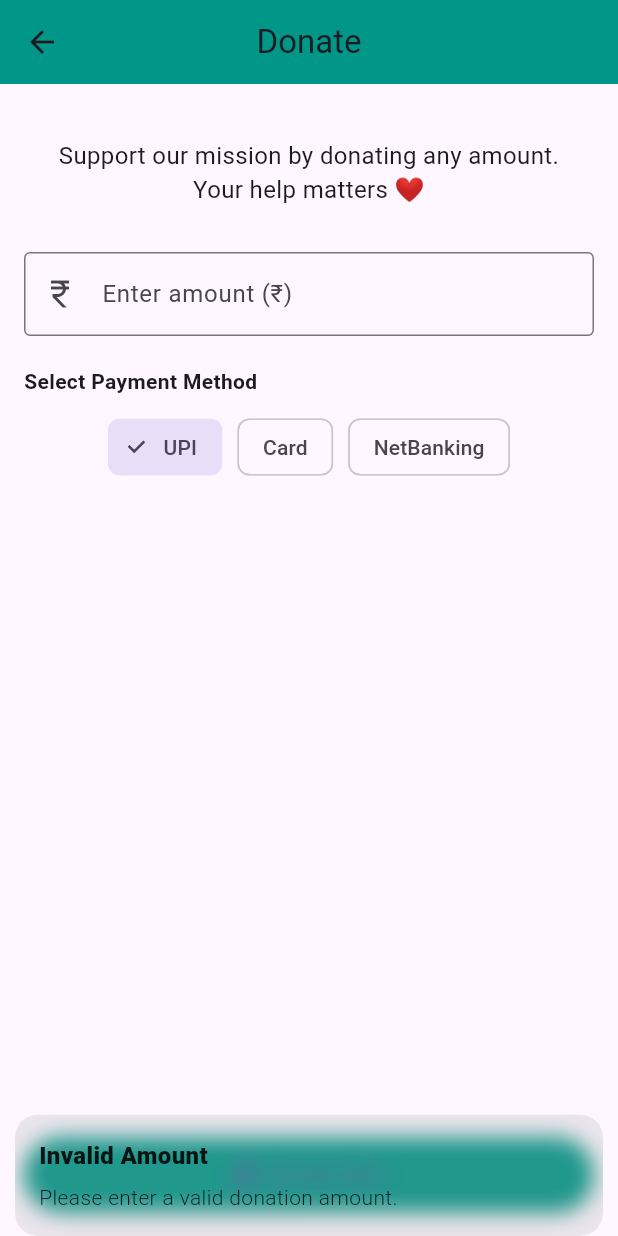
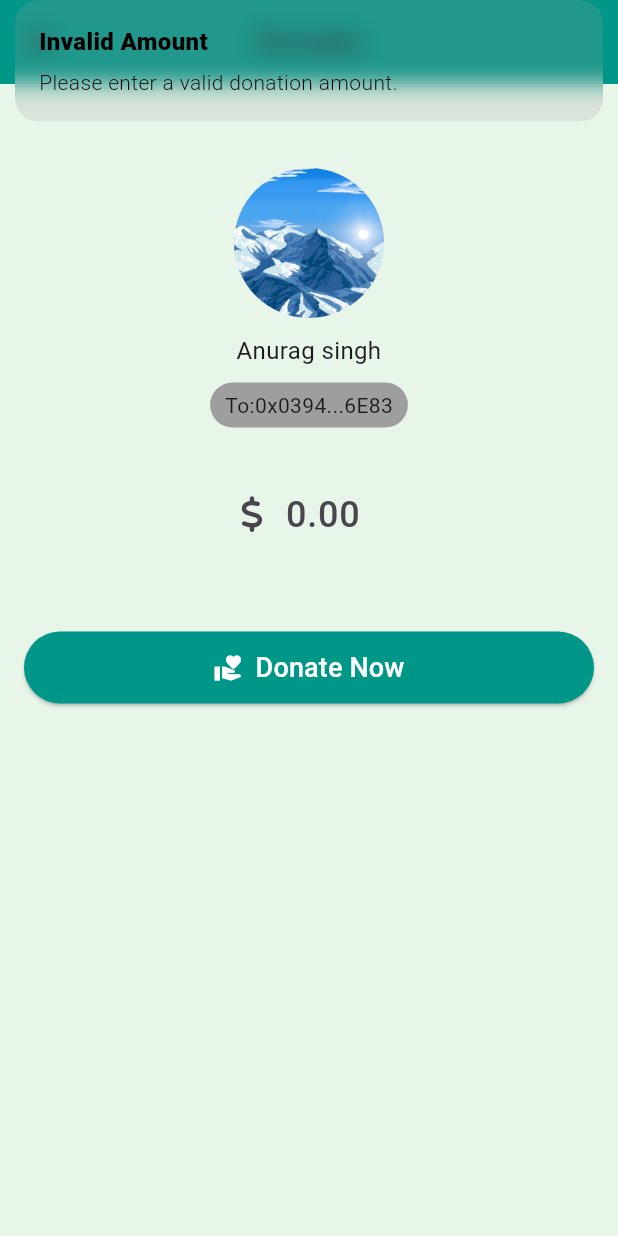
Before and after one commit to hawkaii/TrustLink, a Flutter app: the DonationPage screen opened directly, after a tap on "Donate Now", on a phone screen of 412 x 824 dp. Run offline on Flutter 3.47's test engine with Material 3 defaults, Android fonts, the light colour scheme and no system bars; our stand-ins replace cached_network_image, dio, flutter_screenutil, flutter_svg, fluttertoast, font_awesome_flutter and 7 more; missing offline and left inert: flutter_floating_bottom_bar; accounts and stored records are empty; project files that could hold a hidden picture were left out.

Commit message:
update feature

```diff
--- a/lib/view/profile/donation/dontation_page/donation_page.dart
+++ b/lib/view/profile/donation/dontation_page/donation_page.dart
@@ -1,5 +1,7 @@
 import 'package:flutter/material.dart';
+import 'package:font_awesome_flutter/font_awesome_flutter.dart';
 import 'package:get/get.dart';
+import 'package:trustlink/res/assets/image_assets.dart';
 import 'package:trustlink/view/profile/donation/donatin_sucess/don_sucess.dart';
 
 class DonationPage extends StatefulWidget {
@@ -11,12 +13,11 @@ class DonationPage extends StatefulWidget {
 
 class _DonationPageState extends State<DonationPage> {
   final TextEditingController _amountController = TextEditingController();
-  final List<String> paymentMethods = ['UPI', 'Card', 'NetBanking'];
-  String selectedMethod = 'UPI';
 
   @override
   Widget build(BuildContext context) {
     return Scaffold(
+      backgroundColor: Colors.green.shade50,
       appBar: AppBar(
         title: const Text("Donate"),
         centerTitle: true,
@@ -26,59 +27,83 @@ class _DonationPageState extends State<DonationPage> {
         padding: const EdgeInsets.all(16),
         child: Column(
           children: [
-            const SizedBox(height: 20),
+            const SizedBox(height: 40),
+            Container(
+              height: 100,
+              width: 100,
+              child: const CircleAvatar(
+                backgroundImage: AssetImage(
+                  CustomImageAsset.mountains,
+                ),
+              ),
+            ),
+            const SizedBox(
+              height: 10,
+            ),
             const Text(
-              "Support our mission by donating any amount.\nYour help matters ❤️",
+              "Anurag singh",
+              // "Support our mission by donating any amount.\nYour help matters ❤️",
               textAlign: TextAlign.center,
               style: TextStyle(fontSize: 16),
             ),
-            const SizedBox(height: 30),
+            const SizedBox(height: 10),
+            Container(
+                decoration: BoxDecoration(
+                    color: Colors.grey,
+                    borderRadius: BorderRadius.circular(20)),
+                child: const Padding(
+                  padding:
+                      EdgeInsets.only(left: 10.0, right: 10, top: 5, bottom: 5),
+                  child: Text("To:0x0394...6E83"),
+                )),
+            const SizedBox(height: 20),
 
             // Amount Field
-            TextField(
-              controller: _amountController,
-              keyboardType: TextInputType.number,
-              decoration: const InputDecoration(
-                labelText: "Enter amount (₹)",
-                border: OutlineInputBorder(),
-                prefixIcon: Icon(Icons.currency_rupee),
+            Container(
+              width: 100,
+              child: Center(
+                child: TextField(
+                  controller: _amountController,
+                  keyboardType: TextInputType.number,
+                  style: const TextStyle(
+                      fontSize: 24,
+                      fontWeight: FontWeight.w500), // 👈 Large text
+                  decoration: const InputDecoration(
+                    hintText: " 0.00",
+
+                    //border: OutlineInputBorder(),
+                    prefixIcon: Icon(FontAwesomeIcons.dollarSign),
+                    prefixIconConstraints: const BoxConstraints(
+                      minWidth: 0.0,
+                    ),
+
+                    contentPadding:
+                        EdgeInsets.symmetric(vertical: 20.0, horizontal: 0.0),
+                    border: InputBorder.none,
+                  ),
+                ),
               ),
             ),
 
-            const SizedBox(height: 20),
+            const SizedBox(height: 40),
 
-            // Payment Method
-            Align(
-              alignment: Alignment.centerLeft,
-              child: Text(
-                "Select Payment Method",
-                style: TextStyle(fontWeight: FontWeight.bold),
-              ),
-            ),
-            const SizedBox(height: 10),
-            Wrap(
-              spacing: 10,
-              children: paymentMethods.map((method) {
-                return ChoiceChip(
-                  label: Text(method),
-                  selected: selectedMethod == method,
-                  onSelected: (_) {
-                    setState(() => selectedMethod = method);
-                  },
-                );
-              }).toList(),
-            ),
-
-            const Spacer(),
+            //const Spacer(),
 
             // Donate Button
             SizedBox(
               width: double.infinity,
               child: ElevatedButton.icon(
-                icon: const Icon(Icons.volunteer_activism),
-                label: const Text("Donate Now"),
+                icon: const Icon(
+                  Icons.volunteer_activism,
+                  color: Colors.white,
+                  size: 20,
+                ),
+                label: const Text(
+                  "Donate Now",
+                  style: TextStyle(color: Colors.white, fontSize: 18),
+                ),
                 style: ElevatedButton.styleFrom(
-                  padding: const EdgeInsets.symmetric(vertical: 15),
+                  padding: const EdgeInsets.symmetric(vertical: 11),
                   backgroundColor: Colors.teal,
                 ),
                 onPressed: _donate,
@@ -94,7 +119,7 @@ class _DonationPageState extends State<DonationPage> {
     final amount = _amountController.text.trim();
     if (amount.isEmpty || double.tryParse(amount) == null) {
       Get.snackbar("Invalid Amount", "Please enter a valid donation amount.",
-          snackPosition: SnackPosition.BOTTOM);
+          snackPosition: SnackPosition.TOP, colorText: Colors.black);
       return;
     }
 
@@ -102,13 +127,14 @@ class _DonationPageState extends State<DonationPage> {
       title: "Confirm Donation",
       content: Column(
         children: [
-          Text("You're about to donate ₹$amount"),
+          Text("You're about to donate \$$amount"),
           const SizedBox(height: 10),
-          Text("Payment Method: $selectedMethod"),
+          const Text("Payment Method: starknet"),
         ],
       ),
       textCancel: "Cancel",
       textConfirm: "Donate",
+      backgroundColor: const Color.fromARGB(255, 147, 218, 211),
       confirmTextColor: Colors.white,
       onConfirm: () {
         Get.back();
```
